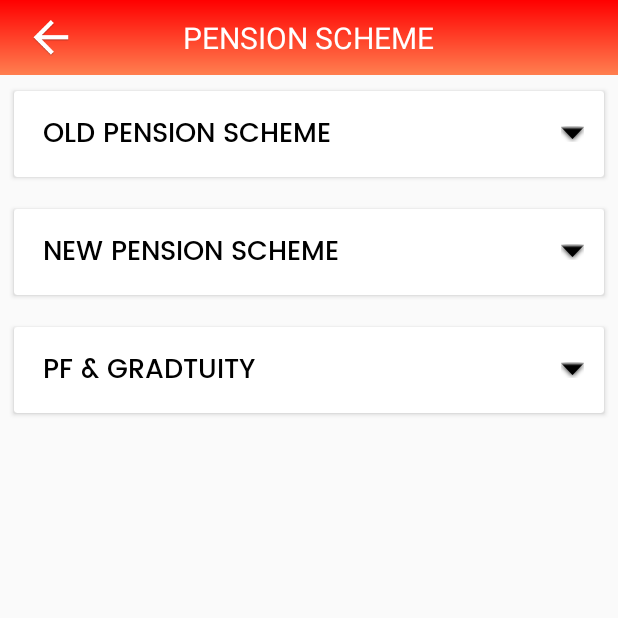
After one commit to enggamar/UnionsBankAssociation, an Android app: the fragment PensionFragment shown on its own in the app's theme, on a phone screen of 412 x 824 dp, the top half of it. The commit adds this screen. Run offline under Robolectric (Android 15) with nearby library versions, the phone set to English and light mode, and no system bars; our stand-ins replace ButterKnife, sdp/ssp sizes; Roboto replaces fonts that are not available here.

Commit message:
Pension scheme done

```diff
--- a/app/src/main/java/com/unionbankassociation/activities/CommonActivityForFragment.java
+++ b/app/src/main/java/com/unionbankassociation/activities/CommonActivityForFragment.java
@@ -6,6 +6,7 @@ import android.support.annotation.Nullable;
 import com.unionbankassociation.R;
 import com.unionbankassociation.fragments.AboutUsFragment;
 import com.unionbankassociation.fragments.NonSunOrdinatorFragment;
+import com.unionbankassociation.fragments.PensionFragment;
 import com.unionbankassociation.fragments.ServiceConditionbpsFragment;
 
 public class CommonActivityForFragment extends BaseActivity {
@@ -26,6 +27,9 @@ public class CommonActivityForFragment extends BaseActivity {
             case 3:
                 addFragmentWithBackstack(R.id.container, new NonSunOrdinatorFragment(), ServiceConditionbpsFragment.class.getSimpleName());
                 break;
+            case 4:
+                addFragmentWithBackstack(R.id.container, new PensionFragment(), PensionFragment.class.getSimpleName());
+                break;
 
         }
     }
--- a/app/src/main/java/com/unionbankassociation/activities/HomeActivity.java
+++ b/app/src/main/java/com/unionbankassociation/activities/HomeActivity.java
@@ -25,7 +25,8 @@ public class HomeActivity extends BaseActivity implements View.OnClickListener {
     private ActivityHomeBinding mBinding;
     private ArrayList<NotificationResponse> mNotificationList;
     private NotificationAdapter adapter;
-    private AppCompatTextView tvGlance,tvClearicalDeploymentCondition;
+    private AppCompatTextView tvGlance, tvClearicalDeploymentCondition;
+    private AppCompatTextView tvPensionScheme;
 
     @Override
     protected void onCreate(Bundle savedInstanceState) {
@@ -51,6 +52,7 @@ public class HomeActivity extends BaseActivity implements View.OnClickListener {
         llAboutus.setOnClickListener(this);
         tvGlance.setOnClickListener(this);
         tvClearicalDeploymentCondition.setOnClickListener(this);
+        tvPensionScheme.setOnClickListener(this);
     }
 
     /*
@@ -64,7 +66,8 @@ public class HomeActivity extends BaseActivity implements View.OnClickListener {
         mSubMenuServiceConditions = (LinearLayout) findViewById(R.id.ll_service_condition_submenu);
         llAboutus = (LinearLayout) findViewById(R.id.ll_about_us);
         tvGlance = (AppCompatTextView) findViewById(R.id.tv_at_glance);
-        tvClearicalDeploymentCondition=(AppCompatTextView) findViewById(R.id.tv_clearical_deployment_condition);
+        tvClearicalDeploymentCondition = (AppCompatTextView) findViewById(R.id.tv_clearical_deployment_condition);
+        tvPensionScheme = (AppCompatTextView) findViewById(R.id.tv_pansion_scheme);
     }
 
     private void openMenu() {
@@ -121,6 +124,9 @@ public class HomeActivity extends BaseActivity implements View.OnClickListener {
                 break;
             case R.id.tv_new_medical_scheme:
                 break;
+            case R.id.tv_pansion_scheme:
+                openActivityForFragments(4);
+                break;
             case R.id.ll_service_condition:
                 if (ivServiceConditionSubmenu.isSelected()) {
                     setSubMenuServiceCondition(false, View.VISIBLE);
--- /dev/null
+++ b/app/src/main/java/com/unionbankassociation/fragments/PensionFragment.java
@@ -0,0 +1,102 @@
+package com.unionbankassociation.fragments;
+
+import android.os.Bundle;
+import android.support.annotation.NonNull;
+import android.support.annotation.Nullable;
+import android.support.v4.app.Fragment;
+import android.support.v7.widget.AppCompatImageView;
+import android.support.v7.widget.AppCompatTextView;
+import android.support.v7.widget.CardView;
+import android.view.LayoutInflater;
+import android.view.View;
+import android.view.ViewGroup;
+
+import com.unionbankassociation.R;
+import com.unionbankassociation.activities.CommonActivityForFragment;
+
+import butterknife.BindView;
+import butterknife.ButterKnife;
+
+public class PensionFragment extends Fragment {
+
+    private AppCompatTextView tvTitle;
+    private AppCompatImageView ivBack;
+
+    @BindView(R.id.card_old_pension)
+    CardView cardViewOldPension;
+    @BindView(R.id.card_old_pension_title)
+    CardView cardViewOldPensionTitle;
+    @BindView(R.id.card_new_pension)
+    CardView cardNewPension;
+    @BindView(R.id.card_new_pension_data)
+    CardView cardNewPensionData;
+    @BindView(R.id.card_graduity)
+    CardView cardGraduity;
+    @BindView(R.id.tv_pf_graduity)
+    CardView cardPfGraduity;
+
+    @Nullable
+    @Override
+    public View onCreateView(@NonNull LayoutInflater inflater, @Nullable ViewGroup container, @Nullable Bundle savedInstanceState) {
+        View view = inflater.inflate(R.layout.layout_pension, container, false);
+        ButterKnife.bind(this, view);
+        initView(view);
+        return view;
+    }
+
+    private void initView(View view) {
+        tvTitle = view.findViewById(R.id.title);
+        ivBack = view.findViewById(R.id.iv_menu);
+        ivBack.setImageDrawable(getActivity().getResources().getDrawable(R.drawable.ic_back));
+        tvTitle.setText(getString(R.string.pension_scheme));
+        ivBack.setOnClickListener(new View.OnClickListener() {
+            @Override
+            public void onClick(View v) {
+                ((CommonActivityForFragment) getActivity()).finish();
+            }
+        });
+        cardViewOldPensionTitle.setSelected(false);
+        cardViewOldPensionTitle.setOnClickListener(new View.OnClickListener() {
+            @Override
+            public void onClick(View v) {
+                cardGraduity.setVisibility(View.GONE);
+                if (!cardViewOldPensionTitle.isSelected()) {
+                    cardViewOldPension.setVisibility(View.VISIBLE);
+                } else {
+                    cardViewOldPension.setVisibility(View.GONE);
+
+                }
+                cardNewPensionData.setVisibility(View.GONE);
+            }
+        });
+        cardNewPension.setSelected(false);
+        cardNewPension.setOnClickListener(new View.OnClickListener() {
+            @Override
+            public void onClick(View v) {
+                cardGraduity.setVisibility(View.GONE);
+                if (!cardNewPension.isSelected()) {
+                    cardNewPensionData.setVisibility(View.VISIBLE);
+                } else {
+                    cardNewPensionData.setVisibility(View.GONE);
+
+                }
+                cardViewOldPension.setVisibility(View.GONE);
+                cardNewPensionData.setVisibility(View.VISIBLE);
+            }
+        });
+        cardPfGraduity.setSelected(false);
+        cardPfGraduity.setOnClickListener(new View.OnClickListener() {
+            @Override
+            public void onClick(View v) {
+                if (!cardPfGraduity.isSelected()) {
+                    cardGraduity.setVisibility(View.VISIBLE);
+                } else {
+                    cardGraduity.setVisibility(View.GONE);
+
+                }
+                cardViewOldPension.setVisibility(View.GONE);
+                cardNewPensionData.setVisibility(View.GONE);
+            }
+        });
+    }
+}
--- /dev/null
+++ b/app/src/main/res/layout/layout_pension.xml
@@ -0,0 +1,195 @@
+<?xml version="1.0" encoding="utf-8"?>
+<LinearLayout xmlns:android="http://schemas.android.com/apk/res/android"
+    xmlns:app="http://schemas.android.com/apk/res-auto"
+    android:layout_width="match_parent"
+    android:layout_height="match_parent"
+    android:orientation="vertical">
+
+    <include layout="@layout/actionbarlayout" />
+
+    <android.support.v4.widget.NestedScrollView
+        android:layout_width="match_parent"
+        android:layout_height="wrap_content">
+
+        <LinearLayout
+            android:layout_width="match_parent"
+            android:layout_height="wrap_content"
+            android:orientation="vertical">
+
+            <android.support.v7.widget.CardView
+                android:id="@+id/card_old_pension_title"
+                android:layout_width="match_parent"
+                android:layout_height="@dimen/_50sdp"
+                android:layout_margin="@dimen/_5sdp"
+                app:cardUseCompatPadding="true">
+
+                <android.support.v7.widget.AppCompatTextView
+                    android:layout_width="match_parent"
+                    android:layout_height="wrap_content"
+                    android:layout_gravity="center_vertical"
+                    android:drawableEnd="@android:drawable/arrow_down_float"
+                    android:drawableTint="@color/Black"
+                    android:fontFamily="@font/poppins_medium_0"
+                    android:paddingStart="@dimen/_15sdp"
+                    android:paddingEnd="@dimen/_10sdp"
+                    android:text="@string/old_pension_scheme"
+                    android:textColor="@color/Black"
+                    android:textSize="@dimen/_14sdp" />
+
+            </android.support.v7.widget.CardView>
+
+            <android.support.v7.widget.CardView
+                android:id="@+id/card_old_pension"
+                android:layout_width="match_parent"
+                android:layout_height="wrap_content"
+                android:layout_margin="@dimen/_5sdp"
+                android:visibility="gone"
+                app:cardUseCompatPadding="true">
+
+                <LinearLayout
+                    android:layout_width="match_parent"
+                    android:layout_height="wrap_content"
+                    android:orientation="vertical"
+                    android:padding="@dimen/_8sdp">
+
+                    <android.support.v7.widget.AppCompatTextView
+                        android:layout_width="match_parent"
+                        android:layout_height="wrap_content"
+                        android:fontFamily="@font/poppins_semi_bold_0"
+                        android:gravity="center_vertical"
+                        android:paddingTop="@dimen/_10sdp"
+                        android:paddingBottom="@dimen/_10sdp"
+                        android:text="@string/old_pension_scheme"
+                        android:textColor="@color/Black"
+                        android:textSize="@dimen/_14sdp" />
+
+                    <android.support.v7.widget.AppCompatTextView
+                        android:layout_width="wrap_content"
+                        android:layout_height="wrap_content"
+                        android:fontFamily="@font/poppins_regular_0"
+                        android:lineSpacingExtra="@dimen/_2sdp"
+                        android:text="@string/pension_data"
+                        android:textColor="@color/Black"
+                        android:textSize="@dimen/_13sdp" />
+                </LinearLayout>
+            </android.support.v7.widget.CardView>
+
+            <android.support.v7.widget.CardView
+                android:id="@+id/card_new_pension"
+                android:layout_width="match_parent"
+                android:layout_height="@dimen/_50sdp"
+                android:layout_margin="@dimen/_5sdp"
+                app:cardUseCompatPadding="true">
+
+                <android.support.v7.widget.AppCompatTextView
+                    android:layout_width="match_parent"
+                    android:layout_height="wrap_content"
+                    android:layout_gravity="center_vertical"
+                    android:drawableEnd="@android:drawable/arrow_down_float"
+                    android:drawableTint="@color/Black"
+                    android:fontFamily="@font/poppins_medium_0"
+
+                    android:paddingStart="@dimen/_15sdp"
+                    android:paddingEnd="@dimen/_10sdp"
+                    android:text="@string/new_pension_scheme"
+                    android:textColor="@color/Black"
+                    android:textSize="@dimen/_14sdp" />
+            </android.support.v7.widget.CardView>
+
+            <android.support.v7.widget.CardView
+                android:id="@+id/card_new_pension_data"
+                android:layout_width="match_parent"
+                android:layout_height="wrap_content"
+                android:layout_margin="@dimen/_5sdp"
+                android:visibility="gone"
+                app:cardUseCompatPadding="true">
+
+                <LinearLayout
+                    android:layout_width="match_parent"
+                    android:layout_height="wrap_content"
+                    android:orientation="vertical"
+                    android:padding="@dimen/_8sdp">
+
+                    <android.support.v7.widget.AppCompatTextView
+                        android:layout_width="match_parent"
+                        android:layout_height="wrap_content"
+                        android:fontFamily="@font/poppins_semi_bold_0"
+                        android:gravity="center_vertical"
+                        android:paddingTop="@dimen/_10sdp"
+                        android:paddingBottom="@dimen/_10sdp"
+                        android:text="@string/new_pension"
+                        android:textColor="@color/Black"
+                        android:textSize="@dimen/_14sdp" />
+
+                    <android.support.v7.widget.AppCompatTextView
+                        android:layout_width="wrap_content"
+                        android:layout_height="wrap_content"
+                        android:fontFamily="@font/poppins_regular_0"
+                        android:lineSpacingExtra="@dimen/_2sdp"
+                        android:text="@string/new_pension_data"
+                        android:textColor="@color/Black"
+                        android:textSize="@dimen/_13sdp" />
+                </LinearLayout>
+            </android.support.v7.widget.CardView>
+
+            <android.support.v7.widget.CardView
+                android:id="@+id/tv_pf_graduity"
+                android:layout_width="match_parent"
+                android:layout_height="@dimen/_50sdp"
+                android:layout_margin="@dimen/_5sdp"
+                app:cardUseCompatPadding="true">
+
+                <android.support.v7.widget.AppCompatTextView
+                    android:layout_width="match_parent"
+                    android:layout_height="wrap_content"
+
+                    android:layout_gravity="center_vertical"
+                    android:drawableEnd="@android:drawable/arrow_down_float"
+                    android:drawableTint="@color/Black"
+                    android:fontFamily="@font/poppins_medium_0"
+                    android:paddingStart="@dimen/_15sdp"
+                    android:paddingEnd="@dimen/_10sdp"
+                    android:text="@string/pf_gradtuiy"
+                    android:textColor="@color/Black"
+                    android:textSize="@dimen/_14sdp" />
+            </android.support.v7.widget.CardView>
+
+            <android.support.v7.widget.CardView
+                android:id="@+id/card_graduity"
+                android:layout_width="match_parent"
+                android:layout_height="wrap_content"
+                android:layout_margin="@dimen/_5sdp"
+                android:visibility="gone"
+                app:cardUseCompatPadding="true">
+
+                <LinearLayout
+                    android:layout_width="match_parent"
+                    android:layout_height="wrap_content"
+                    android:orientation="vertical"
+                    android:padding="@dimen/_8sdp">
+
+                    <android.support.v7.widget.AppCompatTextView
+                        android:layout_width="match_parent"
+                        android:layout_height="wrap_content"
+                        android:fontFamily="@font/poppins_semi_bold_0"
+                        android:gravity="center_vertical"
+                        android:paddingTop="@dimen/_10sdp"
+                        android:paddingBottom="@dimen/_10sdp"
+                        android:text="@string/pf_gradtuiy"
+                        android:textColor="@color/Black"
+                        android:textSize="@dimen/_14sdp" />
+
+                    <android.support.v7.widget.AppCompatTextView
+                        android:layout_width="wrap_content"
+                        android:layout_height="wrap_content"
+                        android:fontFamily="@font/poppins_regular_0"
+                        android:lineSpacingExtra="@dimen/_2sdp"
+                        android:text="@string/gratuity_data"
+                        android:textColor="@color/Black"
+                        android:textSize="@dimen/_13sdp" />
+                </LinearLayout>
+            </android.support.v7.widget.CardView>
+
+        </LinearLayout>
+    </android.support.v4.widget.NestedScrollView>
+</LinearLayout>
--- a/app/src/main/res/values/strings.xml
+++ b/app/src/main/res/values/strings.xml
@@ -367,4 +367,24 @@ w.	Employee has the right to change the Fund Manager annually.\n
 x.	Employee has also the choice to change the investment pattern between investment in Equity, in Corporate Sector and in Government sector looking to the returns on investment and perceived risks in investments.\n
 y.	Contribution to Tier I is non-withdrawable during service but Tier II contribution can be withdrawn at his option.\n
 z.	Pension based on the Annuity purchased will be payable for lifetime of the employee/dependent parents/spouse.</string>
+    <string name="pension_data">
+AGE OF RETIREMENT :60 years\n\n
+
+Those who joined the Banks before 1-4-2010 and had opted for pension scheme are covered by the pension Scheme in lieu of CPF.\n\n
+
+Basic pension is payable at 50% of the last drawn Pay.\n\n
+
+1/3 of basic pension can be commuted into lump sum payment\n\n
+
+Balance pension + DA on full pension would be paid.\n\n
+
+DA at the rates like workmen would be paid once in 6 months in Feb. and August every year.\n
+
+</string>
+    <string name="pension">PENSION</string>
+    <string name="old_pension_scheme">OLD PENSION SCHEME</string>
+    <string name="new_pension_scheme">NEW PENSION SCHEME</string>
+    <string name="pf_gradtuiy"><![CDATA[PF & GRADTUITY]]></string>
+    <string name="pension_scheme">PENSION SCHEME</string>
+
 </resources>
```
